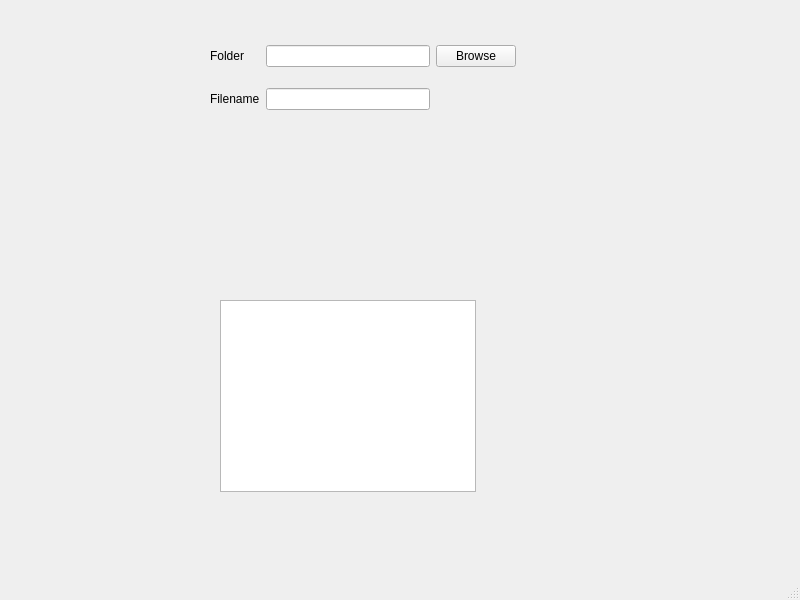
The window that mainwindow.ui (rbrenesh/PLQEApp) describes before a commit, drawn with Qt 5.
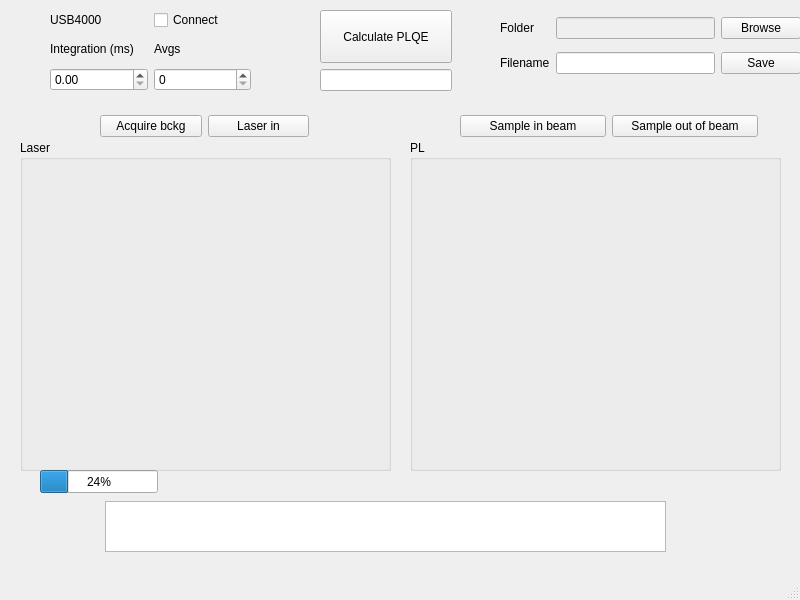
The same window after the commit.

```diff
--- a/mainwindow.ui
+++ b/mainwindow.ui
@@ -17,23 +17,50 @@
    <widget class="QTextBrowser" name="debugTextBrowser">
     <property name="geometry">
      <rect>
-      <x>220</x>
-      <y>300</y>
-      <width>256</width>
-      <height>192</height>
+      <x>105</x>
+      <y>501</y>
+      <width>561</width>
+      <height>51</height>
      </rect>
     </property>
    </widget>
-   <widget class="QWidget" name="">
+   <widget class="QWidget" name="layoutWidget">
     <property name="geometry">
      <rect>
-      <x>210</x>
-      <y>30</y>
-      <width>306</width>
-      <height>95</height>
+      <x>500</x>
+      <y>10</y>
+      <width>301</width>
+      <height>71</height>
      </rect>
     </property>
     <layout class="QGridLayout" name="gridLayout">
+     <item row="0" column="1">
+      <widget class="QLineEdit" name="lineEdit">
+       <property name="enabled">
+        <bool>false</bool>
+       </property>
+       <property name="autoFillBackground">
+        <bool>false</bool>
+       </property>
+       <property name="readOnly">
+        <bool>true</bool>
+       </property>
+      </widget>
+     </item>
+     <item row="0" column="2">
+      <widget class="QPushButton" name="pushButton">
+       <property name="text">
+        <string>Browse</string>
+       </property>
+      </widget>
+     </item>
+     <item row="1" column="2">
+      <widget class="QPushButton" name="pushButton_2">
+       <property name="text">
+        <string>Save</string>
+       </property>
+      </widget>
+     </item>
      <item row="0" column="0">
       <widget class="QLabel" name="label">
        <property name="text">
@@ -41,6 +68,9 @@
        </property>
       </widget>
      </item>
+     <item row="1" column="1">
+      <widget class="QLineEdit" name="lineEdit_2"/>
+     </item>
      <item row="1" column="0">
       <widget class="QLabel" name="label_2">
        <property name="text">
@@ -48,16 +78,187 @@
        </property>
       </widget>
      </item>
-     <item row="0" column="1">
-      <widget class="QLineEdit" name="lineEdit"/>
+    </layout>
+   </widget>
+   <widget class="QProgressBar" name="progressBar">
+    <property name="geometry">
+     <rect>
+      <x>40</x>
+      <y>470</y>
+      <width>118</width>
+      <height>23</height>
+     </rect>
+    </property>
+    <property name="value">
+     <number>24</number>
+    </property>
+    <property name="invertedAppearance">
+     <bool>false</bool>
+    </property>
+   </widget>
+   <widget class="QGroupBox" name="groupBox_LaserPlot">
+    <property name="geometry">
+     <rect>
+      <x>20</x>
+      <y>140</y>
+      <width>371</width>
+      <height>331</height>
+     </rect>
+    </property>
+    <property name="title">
+     <string>Laser</string>
+    </property>
+   </widget>
+   <widget class="QGroupBox" name="groupBox_PLPlot">
+    <property name="geometry">
+     <rect>
+      <x>410</x>
+      <y>140</y>
+      <width>371</width>
+      <height>331</height>
+     </rect>
+    </property>
+    <property name="title">
+     <string>PL</string>
+    </property>
+   </widget>
+   <widget class="QWidget" name="">
+    <property name="geometry">
+     <rect>
+      <x>460</x>
+      <y>110</y>
+      <width>298</width>
+      <height>32</height>
+     </rect>
+    </property>
+    <layout class="QHBoxLayout" name="horizontalLayout">
+     <item>
+      <widget class="QPushButton" name="pushButton_5">
+       <property name="text">
+        <string>Sample in beam</string>
+       </property>
+      </widget>
+     </item>
+     <item>
+      <widget class="QPushButton" name="pushButton_6">
+       <property name="text">
+        <string>Sample out of beam</string>
+       </property>
+      </widget>
+     </item>
+    </layout>
+   </widget>
+   <widget class="QWidget" name="">
+    <property name="geometry">
+     <rect>
+      <x>100</x>
+      <y>110</y>
+      <width>209</width>
+      <height>32</height>
+     </rect>
+    </property>
+    <layout class="QHBoxLayout" name="horizontalLayout_2">
+     <item>
+      <widget class="QPushButton" name="pushButton_3">
+       <property name="text">
+        <string>Acquire bckg</string>
+       </property>
+      </widget>
+     </item>
+     <item>
+      <widget class="QPushButton" name="pushButton_4">
+       <property name="text">
+        <string>Laser in</string>
+       </property>
+      </widget>
+     </item>
+    </layout>
+   </widget>
+   <widget class="QWidget" name="">
+    <property name="geometry">
+     <rect>
+      <x>320</x>
+      <y>10</y>
+      <width>132</width>
+      <height>81</height>
+     </rect>
+    </property>
+    <layout class="QVBoxLayout" name="verticalLayout">
+     <item>
+      <widget class="QPushButton" name="pushButton_7">
+       <property name="sizePolicy">
+        <sizepolicy hsizetype="Minimum" vsizetype="Expanding">
+         <horstretch>0</horstretch>
+         <verstretch>0</verstretch>
+        </sizepolicy>
+       </property>
+       <property name="text">
+        <string>Calculate PLQE</string>
+       </property>
+      </widget>
+     </item>
+     <item>
+      <widget class="QLineEdit" name="lineEdit_3">
+       <property name="enabled">
+        <bool>true</bool>
+       </property>
+       <property name="readOnly">
+        <bool>true</bool>
+       </property>
+      </widget>
+     </item>
+    </layout>
+   </widget>
+   <widget class="QWidget" name="">
+    <property name="geometry">
+     <rect>
+      <x>50</x>
+      <y>10</y>
+      <width>201</width>
+      <height>81</height>
+     </rect>
+    </property>
+    <layout class="QGridLayout" name="gridLayout_2">
+     <item row="1" column="0">
+      <widget class="QLabel" name="label_3">
+       <property name="text">
+        <string>Integration (ms)</string>
+       </property>
+      </widget>
+     </item>
+     <item row="2" column="1">
+      <widget class="QSpinBox" name="spinBox"/>
+     </item>
+     <item row="2" column="0">
+      <widget class="QDoubleSpinBox" name="doubleSpinBox"/>
      </item>
      <item row="1" column="1">
-      <widget class="QLineEdit" name="lineEdit_2"/>
+      <widget class="QLabel" name="label_4">
+       <property name="text">
+        <string>Avgs</string>
+       </property>
+      </widget>
      </item>
-     <item row="0" column="2">
-      <widget class="QPushButton" name="pushButton">
+     <item row="0" column="0">
+      <widget class="QLabel" name="label_5">
        <property name="text">
-        <string>Browse</string>
+        <string>USB4000</string>
+       </property>
+      </widget>
+     </item>
+     <item row="0" column="1">
+      <widget class="QCheckBox" name="checkBox">
+       <property name="enabled">
+        <bool>true</bool>
+       </property>
+       <property name="text">
+        <string>Connect</string>
+       </property>
+       <property name="checkable">
+        <bool>false</bool>
+       </property>
+       <property name="tristate">
+        <bool>false</bool>
        </property>
       </widget>
      </item>
```
Left out of the diff: 141 changed lines with no effect on the pictures.
